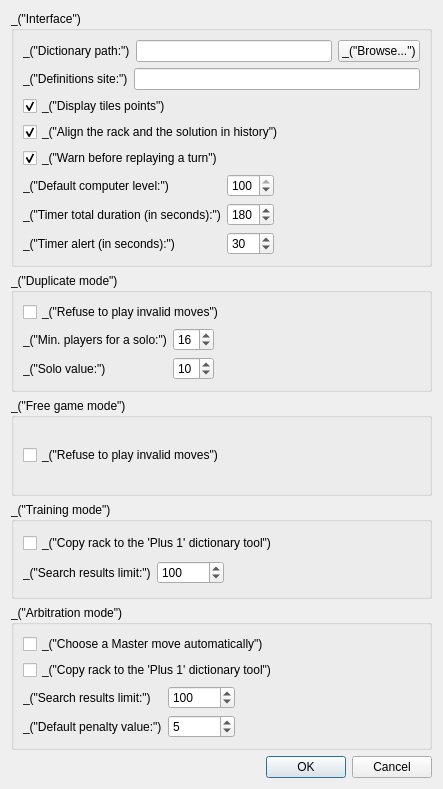
This is qt/ui/prefs_dialog.ui in cjlano/eliot as Qt 5 draws it before an edit. The edited form follows.
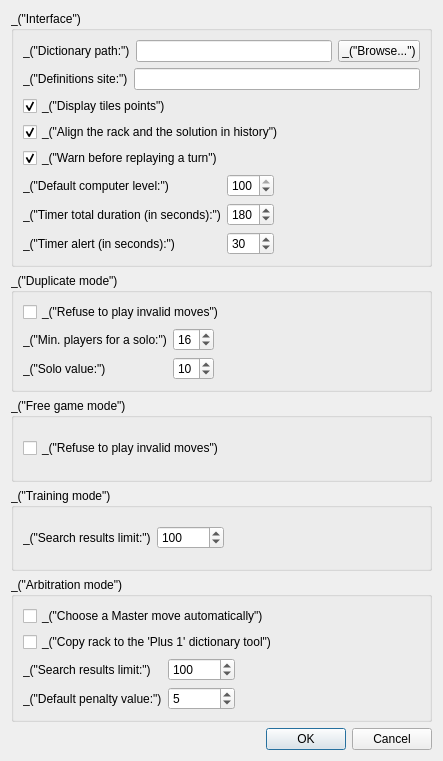
This is the edited form.

Commit message: Preferences: removed the option to link the rack with the 7+1 dictionary tool

The edit to the form file:
```diff
--- a/qt/ui/prefs_dialog.ui
+++ b/qt/ui/prefs_dialog.ui
@@ -7,7 +7,7 @@
     <x>0</x>
     <y>0</y>
     <width>443</width>
-    <height>789</height>
+    <height>761</height>
    </rect>
   </property>
   <property name="windowTitle">
@@ -278,16 +278,6 @@
       <string>_(&quot;Training mode&quot;)</string>
      </property>
      <layout class="QVBoxLayout" name="verticalLayout">
-      <item>
-       <widget class="QCheckBox" name="checkBoxIntfLinkTraining7P1">
-        <property name="toolTip">
-         <string>_(&quot;If checked, any change to the rack in arbitration mode will update the 'Plus 1' tab of the 'Dictionary tools' window&quot;)</string>
-        </property>
-        <property name="text">
-         <string>_(&quot;Copy rack to the 'Plus 1' dictionary tool&quot;)</string>
-        </property>
-       </widget>
-      </item>
       <item>
        <layout class="QHBoxLayout" name="horizontalLayout">
         <item>
```
Left out of the diff: 1 changed line with no effect on the pictures. The commit also changes 7 other files.
